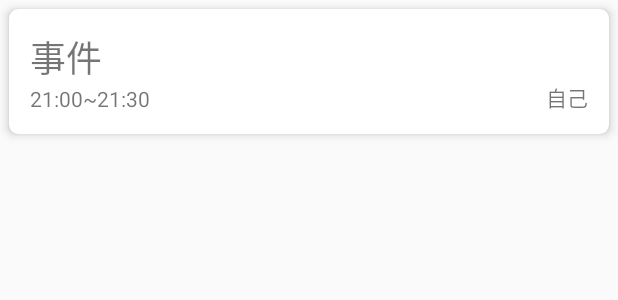
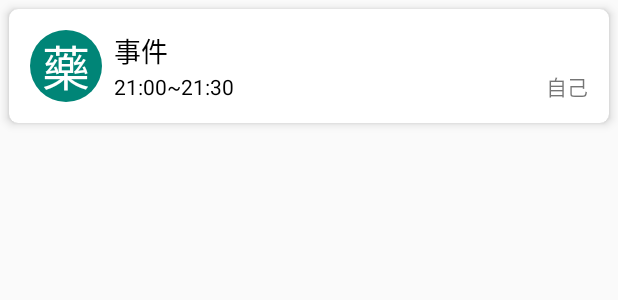
Before and after one commit to CiaShangLin/SilverhairCalendar, an Android app: the layout data_item.xml on its own in the app's theme, with its tools: preview values and no code run, on a phone screen of 412 x 824 dp. Shown: the top 300 px of the screen. Run offline under Robolectric (Android 15) with nearby library versions, the phone set to English and light mode, and no system bars.

Commit message:
2019/5/18 修改data的type

```diff
--- a/app/src/main/java/com/shang/livedata/Room/DataEntity.kt
+++ b/app/src/main/java/com/shang/livedata/Room/DataEntity.kt
@@ -30,7 +30,7 @@ class DataEntity {
 
     var calendarDayString: String = ""
 
-    var color: Int = 0   //紀錄顏色
+    var type: Int = 0   //紀錄顏色
 
     var status: Boolean = false  //事件狀態
 
@@ -46,7 +46,7 @@ class DataEntity {
         map.put("event", event)
         map.put("hour", hour)
         map.put("minute", minute)
-        map.put("color", color)
+        map.put("type", type)
         map.put("status", status)
         map.put("name", name)
         map.put("firebaseCode", firebaseCode)
--- /dev/null
+++ b/app/src/main/res/drawable/shape.xml
@@ -0,0 +1,15 @@
+<?xml version="1.0" encoding="utf-8"?>
+<shape
+        xmlns:android="http://schemas.android.com/apk/res/android"
+        android:shape="oval"
+>
+    <size
+    android:width="48dp"
+    android:height="48dp">
+
+    </size>
+
+    <solid
+    android:color="@color/colorPrimary"></solid>
+
+</shape>
--- a/app/src/main/res/layout/data_item.xml
+++ b/app/src/main/res/layout/data_item.xml
@@ -13,24 +13,35 @@
                 android:text="事件"
                 android:layout_width="wrap_content"
                 android:layout_height="wrap_content"
-                android:id="@+id/eventTv" android:layout_marginTop="8dp"
-                app:layout_constraintTop_toTopOf="parent" app:layout_constraintStart_toStartOf="parent"
-                android:layout_marginStart="8dp"
-                android:textSize="24sp"
-                android:layout_marginEnd="8dp" app:layout_constraintEnd_toEndOf="parent"
-                app:layout_constraintHorizontal_bias="0.0" android:singleLine="false"/>
+                android:id="@+id/eventTv"
+                android:textSize="18sp"
+                app:layout_constraintEnd_toEndOf="parent"
+                android:singleLine="false"
+                android:textColor="@android:color/black"
+                app:layout_constraintStart_toEndOf="@+id/textView3" android:layout_marginStart="8dp"
+                app:layout_constraintHorizontal_bias="0.0" app:layout_constraintTop_toTopOf="@+id/textView3"/>
         <TextView
                 android:text="21:00~21:30"
                 android:layout_width="wrap_content"
                 android:layout_height="wrap_content"
                 android:id="@+id/timeTv" android:layout_marginBottom="8dp"
                 app:layout_constraintBottom_toBottomOf="parent" app:layout_constraintTop_toBottomOf="@+id/eventTv"
-                app:layout_constraintStart_toStartOf="@+id/eventTv"/>
+                app:layout_constraintStart_toStartOf="@+id/eventTv" android:textColor="@android:color/black"/>
         <TextView
                 android:text="自己"
                 android:layout_width="wrap_content"
                 android:layout_height="wrap_content"
                 android:id="@+id/nameTv" app:layout_constraintEnd_toEndOf="parent" android:layout_marginEnd="8dp"
                 android:layout_marginBottom="8dp" app:layout_constraintBottom_toBottomOf="parent"/>
+        <TextView
+                android:text="藥"
+                android:layout_width="wrap_content"
+                android:layout_height="wrap_content"
+                android:id="@+id/textView3" android:layout_marginTop="8dp"
+                app:layout_constraintTop_toTopOf="parent" app:layout_constraintStart_toStartOf="parent"
+                android:layout_marginStart="8dp" android:layout_marginBottom="8dp"
+                app:layout_constraintBottom_toBottomOf="parent" android:textSize="32dp"
+                android:background="@drawable/shape" android:textColor="@android:color/background_light"
+                android:gravity="center"/>
     </androidx.constraintlayout.widget.ConstraintLayout>
 </androidx.cardview.widget.CardView>
--- a/app/src/main/res/menu/menu_main.xml
+++ b/app/src/main/res/menu/menu_main.xml
@@ -3,4 +3,6 @@
     <item android:title="設定"
           android:id="@+id/menu_seting"
           android:icon="@drawable/ic_settings_black_24dp" app:showAsAction="always"/>
+    <item android:title="Add" android:icon="@drawable/ic_add_black_24dp" app:showAsAction="always"
+          android:id="@+id/menu_add"/>
 </menu>
--- a/app/src/main/res/values/strings.xml
+++ b/app/src/main/res/values/strings.xml
@@ -1,5 +1,5 @@
 <resources>
-    <string name="app_name">LiveData</string>
+    <string name="app_name">智慧銀髮行事曆</string>
 
 
     <string-array name="colorName">
```
Also changed, not shown: app/src/main/AndroidManifest.xml (+5 -3 lines), app/src/main/java/com/shang/livedata/ChioceMode/ChoiceModeActivity.kt (+12 -6 lines), app/src/main/java/com/shang/livedata/Dialog/AddDialog.kt (+30 -49 lines), app/src/main/java/com/shang/livedata/Main/MainActivity.kt (+7 -5 lines), app/src/main/java/com/shang/livedata/Room/DateConverter.kt (+14 -2 lines).
